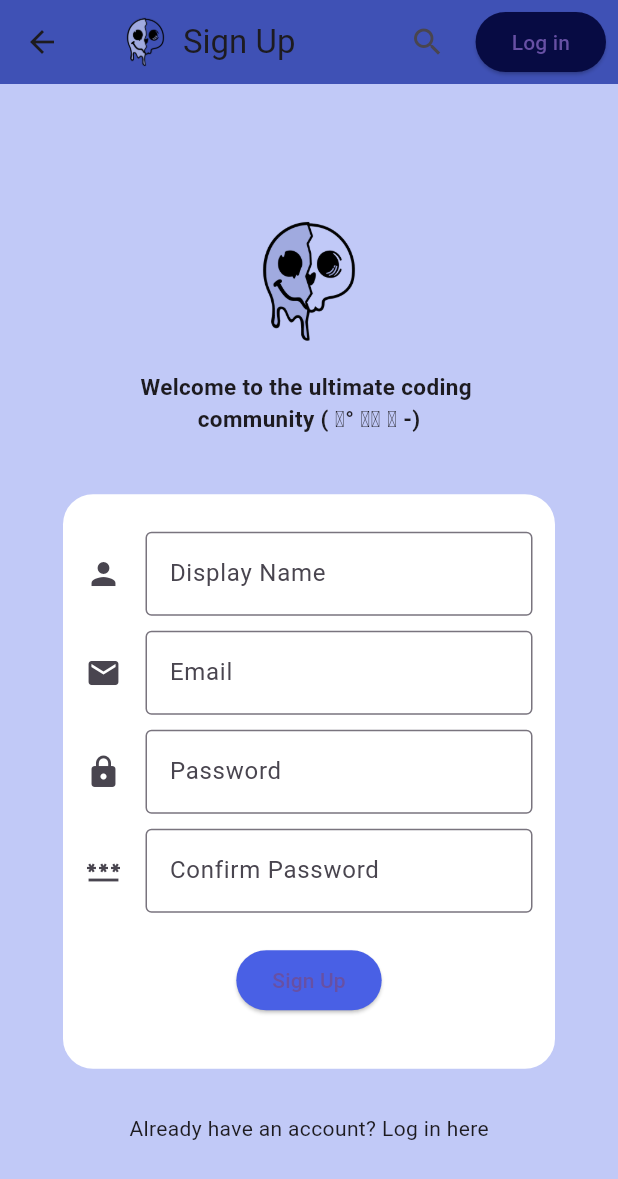
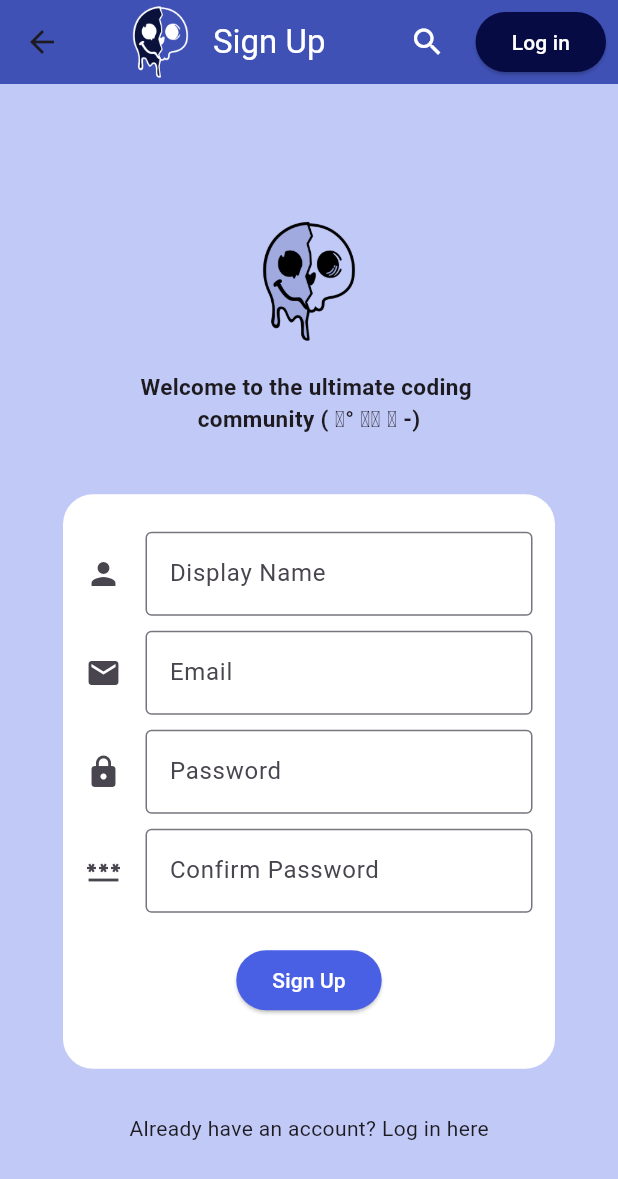
Before and after one commit to Cristian8a/ProyectoMovil, a Flutter app: the screen it shows after launch, after a tap on "Sign Up", on a phone screen of 412 x 824 dp. Shown: the top 1179 px of the screen. Run offline on Flutter 3.47's test engine with Material 3 defaults, Android fonts, the phone set to English and light mode, and no system bars; our stand-ins replace file_picker.

Commit message:
graph arrs

```diff
--- a/lib/get_started/login_home.dart
+++ b/lib/get_started/login_home.dart
@@ -1,4 +1,5 @@
 import 'package:code_masters/get_started/register_home.dart';
+import 'package:code_masters/home_quests/home_page.dart';
 import 'package:flutter/material.dart';
 
 class HomePage extends StatelessWidget {
@@ -13,16 +14,24 @@ class HomePage extends StatelessWidget {
             Padding(
               padding: EdgeInsets.all(5.0),
               child: Image.asset(
-                'assets/CodeMastersLogo.png',
-                width: 40,
-                height: 40,
+                'assets/CodeMastersNegative.png',
+                width: 60,
+                height: 60,
               ),
             ),
-            Text('Log In'),
+            Text(
+              'Log In',
+              style: TextStyle(color: Colors.white),
+            ),
           ],
         ),
         actions: <Widget>[
-          IconButton(onPressed: () {}, icon: Icon(Icons.search)),
+          IconButton(
+              onPressed: () {},
+              icon: Icon(
+                Icons.search,
+                color: Colors.white,
+              )),
           Padding(
             padding: const EdgeInsets.all(8.0),
             child: ElevatedButton(
@@ -30,7 +39,10 @@ class HomePage extends StatelessWidget {
                 Navigator.push(context,
                     MaterialPageRoute(builder: (context) => RegisterHome()));
               },
-              child: Text('Sign Up'),
+              child: Text(
+                'Sign Up',
+                style: TextStyle(color: Colors.white),
+              ),
               style: ElevatedButton.styleFrom(
                 backgroundColor: Color.fromARGB(255, 73, 96, 229),
                 shape: RoundedRectangleBorder(
@@ -109,9 +121,15 @@ class HomePage extends StatelessWidget {
                         SizedBox(height: 30.0),
                         ElevatedButton(
                           onPressed: () {
-                            // Lógica de inicio de sesión aquí
+                            Navigator.push(
+                                context,
+                                MaterialPageRoute(
+                                    builder: (context) => HomeQuest()));
                           },
-                          child: Text('Log In'),
+                          child: Text(
+                            'Log In',
+                            style: TextStyle(color: Colors.white),
+                          ),
                           style: ElevatedButton.styleFrom(
                             backgroundColor: Color.fromARGB(255, 7, 11, 67),
                             shape: RoundedRectangleBorder(
--- a/lib/get_started/register_home.dart
+++ b/lib/get_started/register_home.dart
@@ -14,16 +14,21 @@ class RegisterHome extends StatelessWidget {
             Padding(
               padding: EdgeInsets.all(5.0),
               child: Image.asset(
-                'assets/CodeMastersLogo.png',
-                width: 40,
-                height: 40,
+                'assets/CodeMastersNegative.png',
+                width: 60,
+                height: 60,
               ),
             ),
-            Text('Sign Up'),
+            Text('Sign Up', style: TextStyle(color: Colors.white)),
           ],
         ),
         actions: <Widget>[
-          IconButton(onPressed: () {}, icon: Icon(Icons.search)),
+          IconButton(
+              onPressed: () {},
+              icon: Icon(
+                Icons.search,
+                color: Colors.white,
+              )),
           Padding(
             padding: const EdgeInsets.all(8.0),
             child: ElevatedButton(
@@ -31,7 +36,10 @@ class RegisterHome extends StatelessWidget {
                 Navigator.push(context,
                     MaterialPageRoute(builder: (context) => HomePage()));
               },
-              child: Text('Log in'),
+              child: Text(
+                'Log in',
+                style: TextStyle(color: Colors.white),
+              ),
               style: ElevatedButton.styleFrom(
                 backgroundColor: Color.fromARGB(255, 7, 11, 67),
                 shape: RoundedRectangleBorder(
@@ -138,9 +146,15 @@ class RegisterHome extends StatelessWidget {
                         SizedBox(height: 10.0),
                         ElevatedButton(
                           onPressed: () {
-                            // Lógica de inicio de sesión aquí
+                            Navigator.push(
+                                context,
+                                MaterialPageRoute(
+                                    builder: (context) => HomeQuest()));
                           },
-                          child: Text('Sign Up'),
+                          child: Text(
+                            'Sign Up',
+                            style: TextStyle(color: Colors.white),
+                          ),
                           style: ElevatedButton.styleFrom(
                             backgroundColor: Color.fromARGB(255, 73, 96, 229),
                             shape: RoundedRectangleBorder(
--- a/lib/home_quests/home_page.dart
+++ b/lib/home_quests/home_page.dart
@@ -30,17 +30,22 @@ class HomeQuest extends StatelessWidget {
             Padding(
               padding: EdgeInsets.all(5.0),
               child: Image.asset(
-                'assets/CodeMastersLogo.png',
-                width: 40,
-                height: 40,
+                'assets/CodeMastersNegative.png',
+                width: 60,
+                height: 60,
               ),
             ),
           ],
         ),
         actions: <Widget>[
-          IconButton(onPressed: () {}, icon: Icon(Icons.search)),
+          IconButton(
+              onPressed: () {},
+              icon: Icon(
+                Icons.search,
+                color: Colors.white,
+              )),
           Padding(
-            padding: const EdgeInsets.all(8.0),
+            padding: EdgeInsets.all(8.0),
             child: ElevatedButton(
               onPressed: () {
                 Navigator.push(
@@ -48,7 +53,10 @@ class HomeQuest extends StatelessWidget {
                   MaterialPageRoute(builder: (context) => RegisterHome()),
                 );
               },
-              child: Text('Sign Up'),
+              child: Text(
+                'Sign Up',
+                style: TextStyle(color: Colors.white),
+              ),
               style: ElevatedButton.styleFrom(
                 backgroundColor: Color.fromARGB(255, 73, 96, 229),
                 shape: RoundedRectangleBorder(
@@ -58,7 +66,7 @@ class HomeQuest extends StatelessWidget {
             ),
           ),
           Padding(
-            padding: const EdgeInsets.all(8.0),
+            padding: EdgeInsets.all(8.0),
             child: ElevatedButton(
               onPressed: () {
                 Navigator.push(
@@ -66,7 +74,7 @@ class HomeQuest extends StatelessWidget {
                   MaterialPageRoute(builder: (context) => HomePage()),
                 );
               },
-              child: Text('Log in'),
+              child: Text('Log in', style: TextStyle(color: Colors.white)),
               style: ElevatedButton.styleFrom(
                 backgroundColor: Color.fromARGB(255, 7, 11, 67),
                 shape: RoundedRectangleBorder(
@@ -160,7 +168,7 @@ class HomeQuest extends StatelessWidget {
                           },
                           child: Text(
                             "Ask Questions",
-                            style: TextStyle(fontSize: 10),
+                            style: TextStyle(fontSize: 10, color: Colors.black),
                           ),
                           style: ElevatedButton.styleFrom(
                             backgroundColor: Colors.indigo,
@@ -177,7 +185,7 @@ class HomeQuest extends StatelessWidget {
                           },
                           child: Text(
                             "Share Content",
-                            style: TextStyle(fontSize: 10),
+                            style: TextStyle(fontSize: 10, color: Colors.black),
                           ),
                           style: ElevatedButton.styleFrom(
                             backgroundColor: Colors.grey,
--- a/lib/main.dart
+++ b/lib/main.dart
@@ -20,7 +20,7 @@ class MyApp extends StatelessWidget {
           backgroundColor: Colors.indigo,
         ),
       ),
-      home: HomeQuest(),
+      home: HomePage(),
     );
   }
 }
```
Also changed, not shown: lib/home_quests/routes/ask_questions.dart (+24 -1 lines), lib/home_quests/routes/post_comments.dart (+24 -1 lines), lib/home_quests/routes/post_content.dart (+24 -1 lines).
